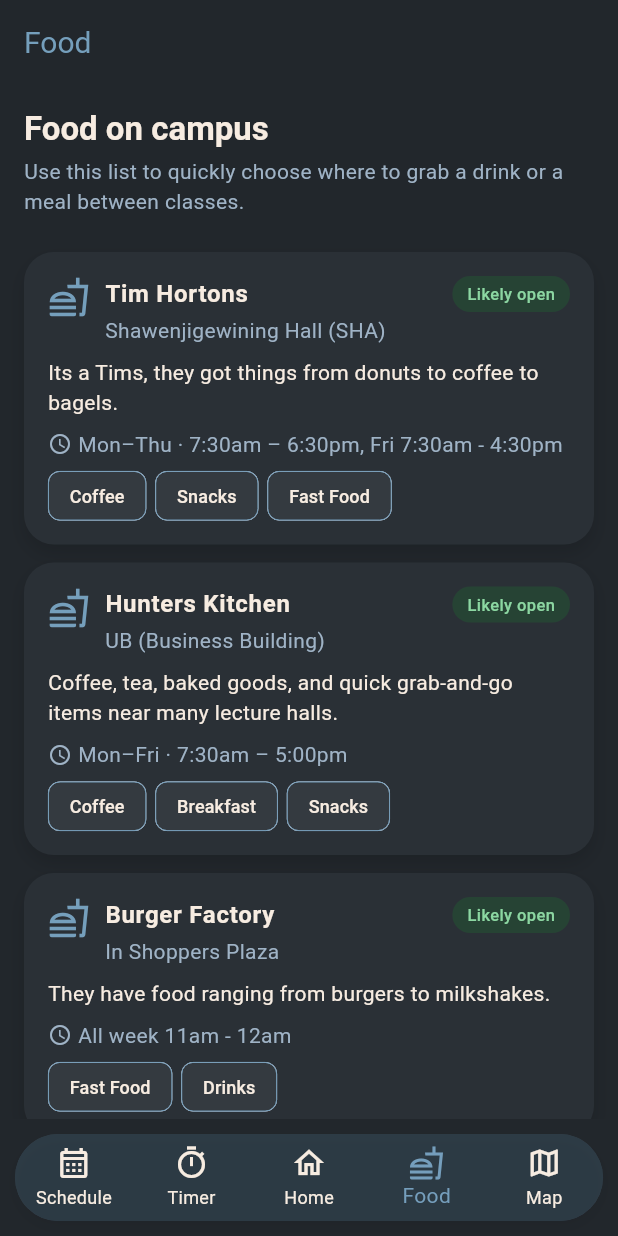
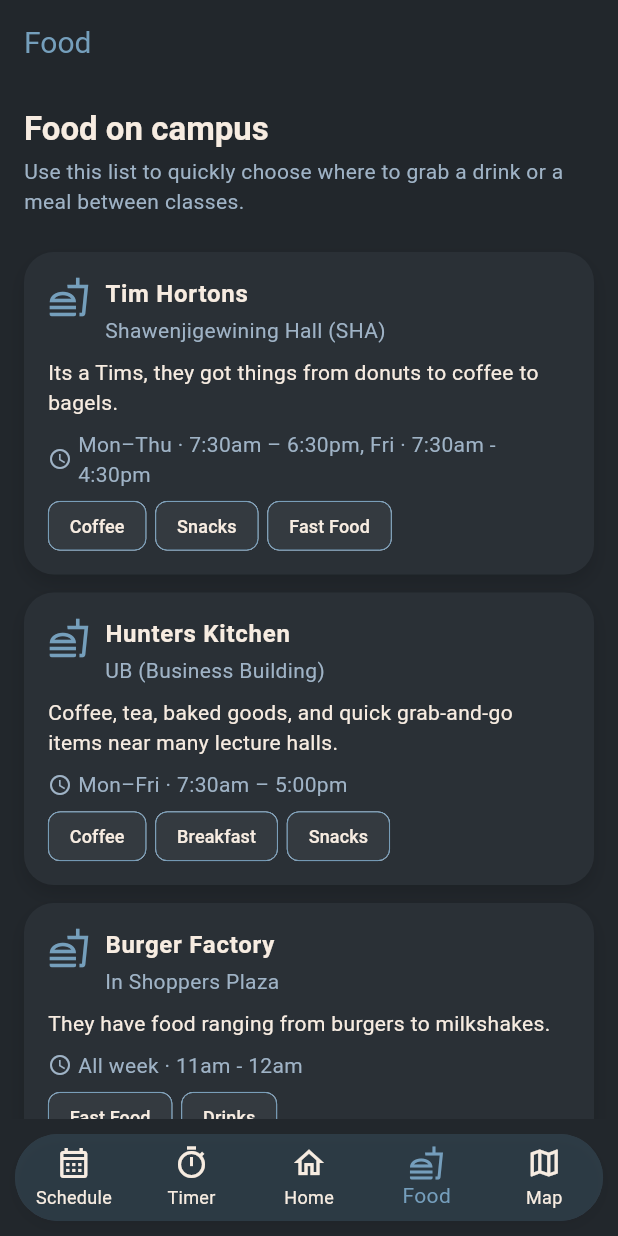
Before and after one commit to Jaydbon/Student-Success-App, a Flutter app: the screen it shows after launch, item 4 of the bottom bar chosen, on a phone screen of 412 x 824 dp. Run offline on Flutter 3.47's test engine with Material 3 defaults, Android fonts, the light colour scheme and no system bars; our stand-ins replace flutter_local_notifications, flutter_map, latlong2, permission_handler, shared_preferences, sqflite and 1 more; accounts and stored records are empty.

Commit message:
Added more food locations and also got rid of the likely open widget

```diff
--- a/mobile_dev_assignment/lib/food_page.dart
+++ b/mobile_dev_assignment/lib/food_page.dart
@@ -9,9 +9,8 @@
       location: 'Shawenjigewining Hall (SHA)',
       description:
       'Its a Tims, they got things from donuts to coffee to bagels.',
-      hours: 'Mon–Thu · 7:30am – 6:30pm, Fri 7:30am - 4:30pm',
+      hours: 'Mon–Thu · 7:30am – 6:30pm, Fri · 7:30am - 4:30pm',
       tags: ['Coffee', 'Snacks', 'Fast Food'],
-      isOpenGuess: true,
     ),
     _FoodLocation(
       name: 'Hunters Kitchen',
@@ -20,16 +19,54 @@
       'Coffee, tea, baked goods, and quick grab-and-go items near many lecture halls.',
       hours: 'Mon–Fri · 7:30am – 5:00pm',
       tags: ['Coffee', 'Breakfast', 'Snacks'],
-      isOpenGuess: true,
     ),
     _FoodLocation(
       name: 'Burger Factory',
       location: 'In Shoppers Plaza',
       description:
       'They have food ranging from burgers to milkshakes.',
-      hours: 'All week 11am - 12am',
+      hours: 'All week · 11am - 12am',
       tags: ['Fast Food', 'Drinks'],
-      isOpenGuess: true,
+    ),
+    _FoodLocation(
+      name: 'Subway',
+      location: 'UA',
+      description:
+      'They have sandwiches, cookies, and all types of other snacks.',
+      hours: 'Mon-Thu · 9am - 11pm, Fri · 9am - 10pm, Sat · 10am - 7pm, Sun · 10am - 8pm',
+      tags: ['Fast Food', 'Drinks', 'Snacks'],
+    ),
+    _FoodLocation(
+      name: 'Truedan Bubble Tea',
+      location: 'UA',
+      description:
+      'They have bubble tea, waffles, and a variety of other snacks to grab on the way to your next class.',
+      hours: 'Mon-Thu · 11am - 8pm, Fri · 11am - 6pm',
+      tags: ['Drinks', 'Snacks'],
+    ),
+    _FoodLocation(
+      name: 'Tahinis',
+      location: 'In Shoppers Plaza',
+      description:
+      'They have things from shawarma wraps and bowls to cake and drinks.',
+      hours: 'All week · 11am - 11pm',
+      tags: ['Drinks', 'Snacks', 'Fast Food'],
+    ),
+    _FoodLocation(
+      name: "Church's Fried Chicken",
+      location: 'In Shoppers Plaza',
+      description:
+      'They have fried chicken, baked goods, and soda to go with it.',
+      hours: 'All week · 11am - 12am',
+      tags: ['Drinks', 'Snacks', 'Fast Food'],
+    ),
+    _FoodLocation(
+      name: 'Sbarros',
+      location: 'In Shoppers Plaza',
+      description:
+      'They have pizza',
+      hours: 'All week · 11am - 11pm',
+      tags: ['Fast Food'],
     )
   ];
 
@@ -83,7 +120,6 @@
           child: Column(
             crossAxisAlignment: CrossAxisAlignment.start,
             children: [
-              // Header row
               Row(
                 crossAxisAlignment: CrossAxisAlignment.start,
                 children: [
@@ -114,8 +150,6 @@
                       ],
                     ),
                   ),
-                  const SizedBox(width: 8),
-                  _OpenPill(isOpen: place.isOpenGuess),
                 ],
               ),
               const SizedBox(height: 8),
@@ -134,12 +168,14 @@
                     color: Color(0xFF9FB3C6),
                   ),
                   const SizedBox(width: 4),
-                  Flexible(child: Text(
-                    place.hours,
-                    style: base.bodyMedium?.copyWith(
-                      color: const Color(0xFF9FB3C6),
+                  Flexible(
+                    child: Text(
+                      place.hours,
+                      style: base.bodyMedium?.copyWith(
+                        color: const Color(0xFF9FB3C6),
+                      ),
                     ),
-                  )),
+                  ),
                 ],
               ),
               const SizedBox(height: 8),
@@ -184,7 +220,6 @@
   final String description;
   final String hours;
   final List<String> tags;
-  final bool isOpenGuess; // simple flag to show the pill
 
   const _FoodLocation({
     required this.name,
@@ -192,35 +227,5 @@
     required this.description,
     required this.hours,
     required this.tags,
-    required this.isOpenGuess,
   });
 }
-
-class _OpenPill extends StatelessWidget {
-  final bool isOpen;
-
-  const _OpenPill({required this.isOpen});
-
-  @override
-  Widget build(BuildContext context) {
-    final Color bg = isOpen ? const Color(0xFF264334) : const Color(0xFF433126);
-    final Color fg = isOpen ? const Color(0xFF8CD7A2) : const Color(0xFFF2A38E);
-    final String label = isOpen ? 'Likely open' : 'Likely closed';
-
-    return Container(
-      padding: const EdgeInsets.symmetric(horizontal: 10, vertical: 4),
-      decoration: BoxDecoration(
-        color: bg,
-        borderRadius: BorderRadius.circular(999),
-      ),
-      child: Text(
-        label,
-        style: TextStyle(
-          color: fg,
-          fontSize: 11,
-          fontWeight: FontWeight.w500,
-        ),
-      ),
-    );
-  }
-}
```
